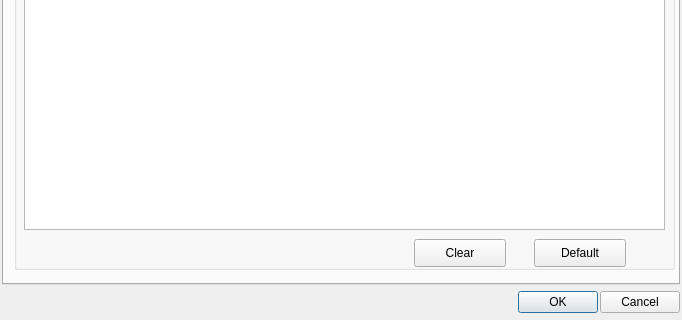
This is src/configdialog.ui in CsoundQt/CsoundQt as Qt 5 draws it before an edit; both pictures show x 0 to 682 and y 269 to 589 of the 682 by 589 pixel window. The edited form follows.
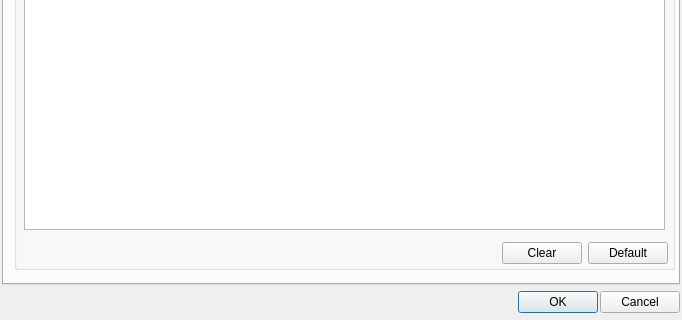
This is the edited form. The open tabs and pages were chosen to show the change.

Commit message: Fixed buttons in config dialog to fit longer international texts. Updated translation ts files

Diff of the .ui file:
```diff
--- a/src/configdialog.ui
+++ b/src/configdialog.ui
@@ -1942,31 +1942,44 @@
          </rect>
         </property>
        </widget>
-       <widget class="QPushButton" name="clearTemplatePushButton">
+       <widget class="QWidget" name="">
         <property name="geometry">
          <rect>
-          <x>400</x>
+          <x>13</x>
           <y>470</y>
-          <width>92</width>
-          <height>28</height>
+          <width>641</width>
+          <height>29</height>
          </rect>
         </property>
-        <property name="text">
-         <string>Clear</string>
-        </property>
-       </widget>
-       <widget class="QPushButton" name="defaultTemplatePushButton">
-        <property name="geometry">
-         <rect>
-          <x>520</x>
-          <y>470</y>
-          <width>92</width>
-          <height>28</height>
-         </rect>
-        </property>
-        <property name="text">
-         <string>Default</string>
-        </property>
+        <layout class="QHBoxLayout" name="horizontalLayout">
+         <item>
+          <spacer name="horizontalSpacer_11">
+           <property name="orientation">
+            <enum>Qt::Horizontal</enum>
+           </property>
+           <property name="sizeHint" stdset="0">
+            <size>
+             <width>40</width>
+             <height>20</height>
+            </size>
+           </property>
+          </spacer>
+         </item>
+         <item>
+          <widget class="QPushButton" name="clearTemplatePushButton">
+           <property name="text">
+            <string>Clear</string>
+           </property>
+          </widget>
+         </item>
+         <item>
+          <widget class="QPushButton" name="defaultTemplatePushButton">
+           <property name="text">
+            <string>Default</string>
+           </property>
+          </widget>
+         </item>
+        </layout>
        </widget>
       </widget>
      </widget>
```
Left out of the diff: 2 changed lines with no effect on the pictures. The commit also changes 12 other files.
